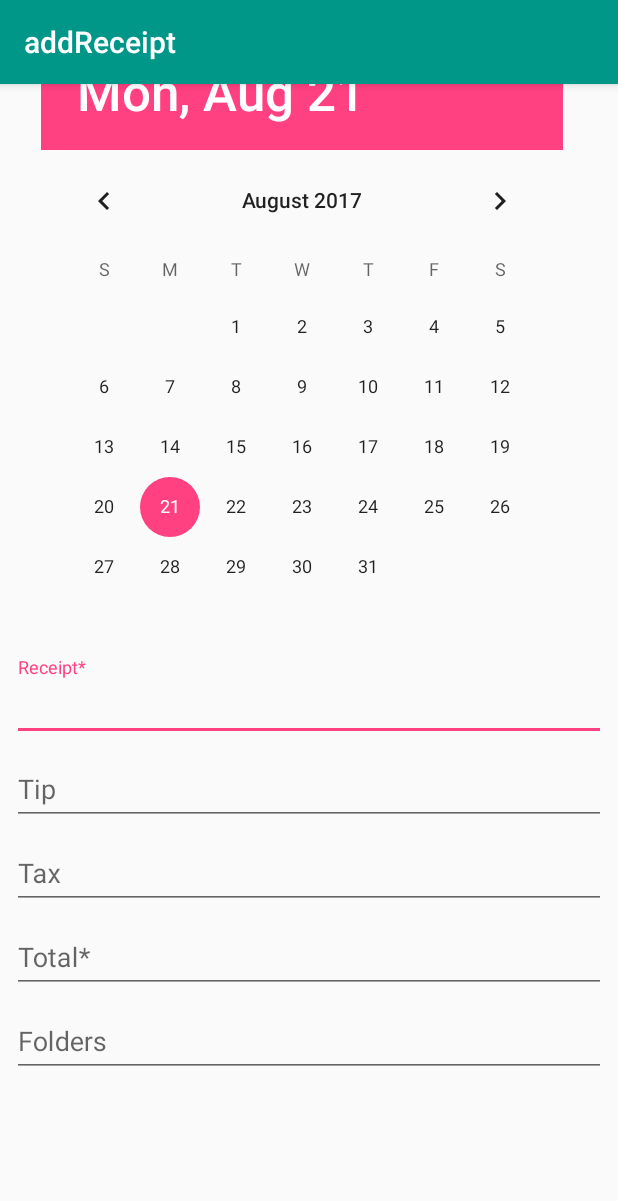
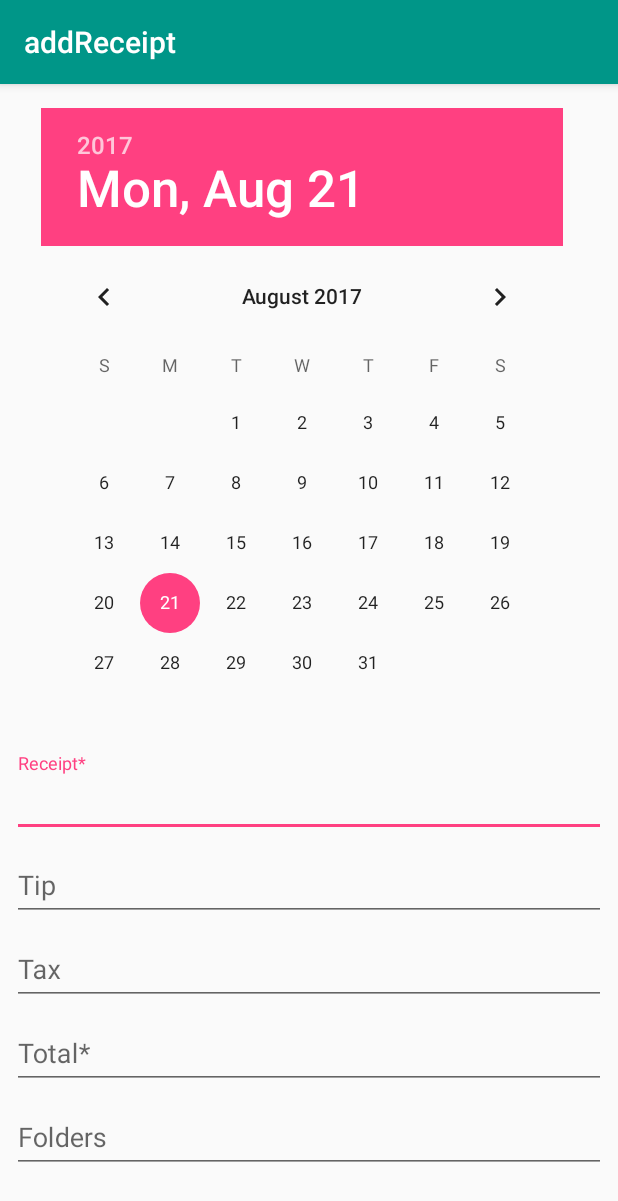
Before and after one commit to bpaw/Receipt-Repo, an Android app: the addReceipt screen opened directly, with no data from a screen before it, on a phone screen of 412 x 824 dp. Shown: the top 1201 px of the screen. Run offline under Robolectric (Android 15) with nearby library versions, the phone set to English and light mode, and no system bars; our stand-ins replace Firebase (no records; nobody signed in at launch, a user with empty details on screens opened directly); network calls fail.

Commit message:
Starting functionality to add receipts. Also some UI changes to add receipt page.

```diff
--- a/app/src/main/res/layout/activity_add_receipt.xml
+++ b/app/src/main/res/layout/activity_add_receipt.xml
@@ -1,9 +1,10 @@
 <?xml version="1.0" encoding="utf-8"?>
-<android.support.design.widget.CoordinatorLayout xmlns:android="http://schemas.android.com/apk/res/android"
+<LinearLayout xmlns:android="http://schemas.android.com/apk/res/android"
     xmlns:app="http://schemas.android.com/apk/res-auto"
     xmlns:tools="http://schemas.android.com/tools"
     android:layout_width="match_parent"
     android:layout_height="match_parent"
+    android:orientation="vertical"
     tools:context="com.example.brandonpaw.receipttracker.addReceipt">
 
     <android.support.design.widget.AppBarLayout
@@ -22,4 +23,4 @@
 
     <include layout="@layout/content_add_receipt" />
 
-</android.support.design.widget.CoordinatorLayout>
+</LinearLayout>
--- a/app/src/main/res/layout/content_add_receipt.xml
+++ b/app/src/main/res/layout/content_add_receipt.xml
@@ -7,11 +7,13 @@
     xmlns:tools="http://schemas.android.com/tools"
     android:layout_width="match_parent"
     android:layout_height="wrap_content"
-    android:layout_margin="8dp">
+    android:layout_marginTop="8dp"
+    android:layout_marginBottom="8dp">
     <LinearLayout
         android:layout_width="match_parent"
         android:layout_height="wrap_content"
-        android:orientation="vertical">
+        android:orientation="vertical"
+        android:layout_margin="8dp">
 
         <LinearLayout
             android:layout_width="match_parent"
@@ -25,7 +27,7 @@
 
             </View>
             <DatePicker
-                android:id="@+id/datePicker2"
+                android:id="@+id/add_date"
                 android:layout_width="0dp"
                 android:layout_height="wrap_content"
                 android:layout_gravity="center_vertical"
```
Also changed, not shown: app/src/main/java/com/example/brandonpaw/receipttracker/UtilREST.java (+28 -0 lines), app/src/main/java/com/example/brandonpaw/receipttracker/addReceipt.java (+48 -38 lines).
